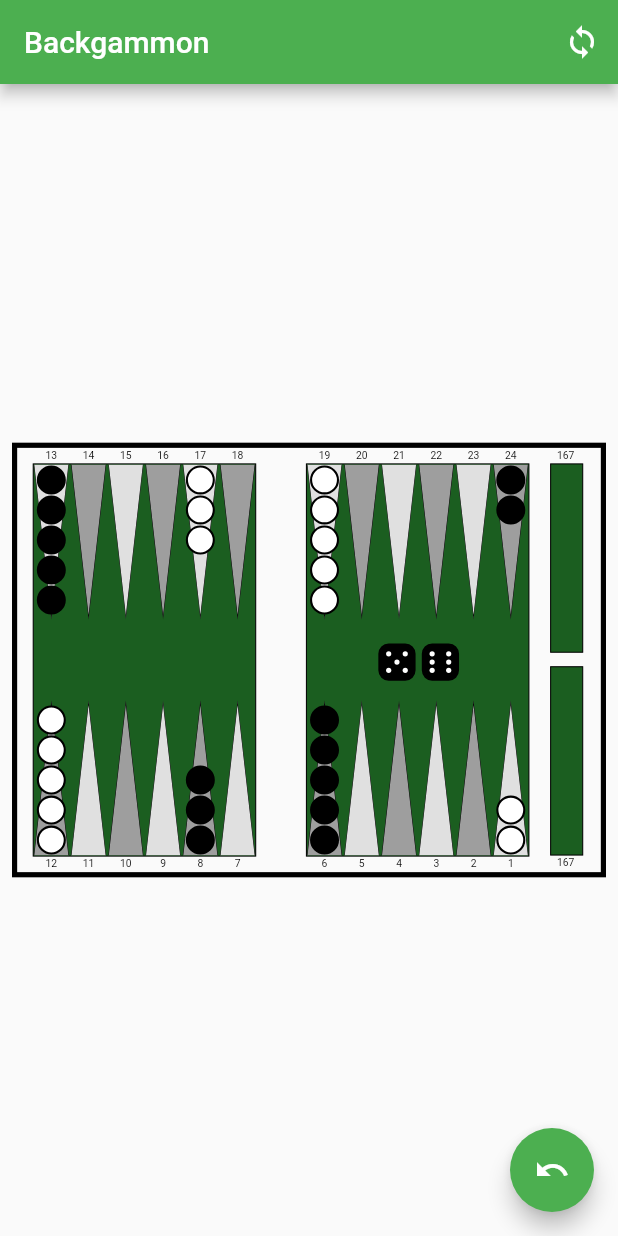
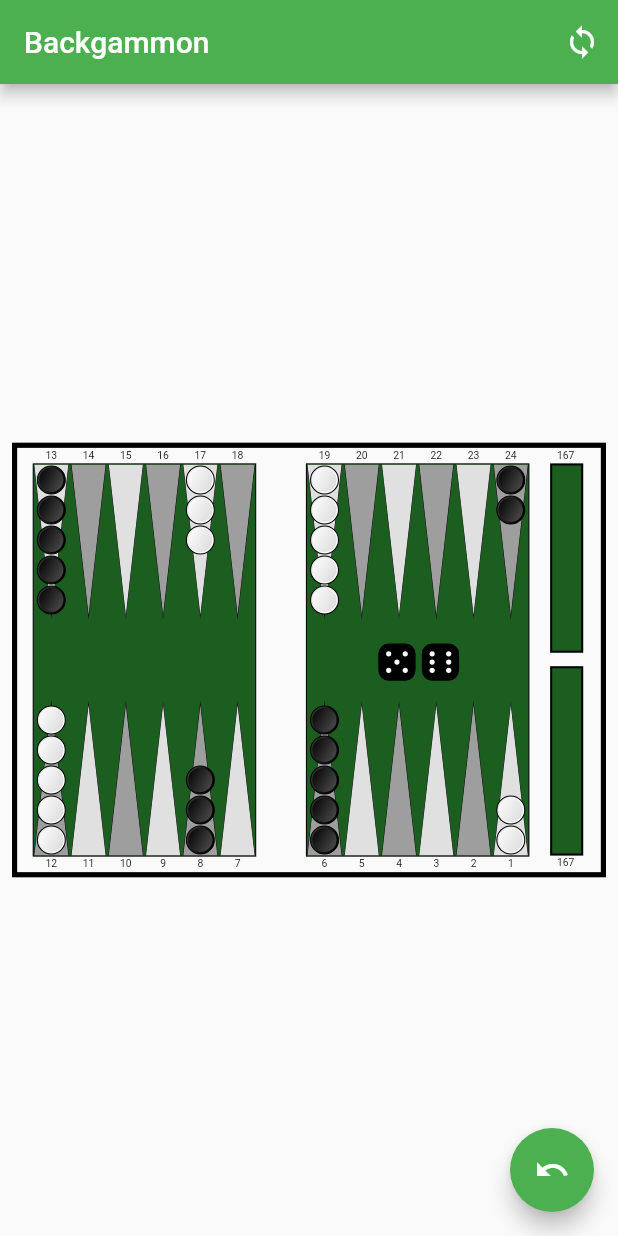
Before and after one commit to csells/fibscli, a Flutter app: the screen it shows after launch, on a phone screen of 412 x 824 dp. Run offline on Flutter 3.47's test engine with Material 2 defaults, Android fonts, the phone set to English and light mode, and no system bars; our stand-ins replace dartx, shared_preferences; missing offline and left inert: trotter; statements that could not run were skipped.

Commit message:
bearing off and gradient pieces

```diff
--- a/lib/game_play_page.dart
+++ b/lib/game_play_page.dart
@@ -92,7 +92,7 @@ class GameView extends StatefulWidget {
 class _GameViewState extends State<GameView> {
   final _game = GammonState();
   var _legalMoves = <GammonMove>[];
-  int _fromPip = null;
+  int _fromPip;
 
   @override
   void initState() {
@@ -160,16 +160,30 @@ class _GameViewState extends State<GameView> {
                       // player1 home
                       Positioned.fromRect(
                         rect: Rect.fromLTWH(520, 216, 32, 183),
-                        child: Container(
-                          decoration: BoxDecoration(color: Colors.green[900], border: Border.all(color: Colors.black)),
+                        child: GestureDetector(
+                          onTap: () => _homeTap(Player.one),
+                          child: Container(
+                            decoration: BoxDecoration(
+                              color: Colors.green[900],
+                              border: Border.all(
+                                  color: _highlightHome(Player.one) ? Colors.yellow : Colors.black, width: 2),
+                            ),
+                          ),
                         ),
                       ),
 
                       // player2 home
                       Positioned.fromRect(
                         rect: Rect.fromLTWH(520, 20, 32, 183),
-                        child: Container(
-                          decoration: BoxDecoration(color: Colors.green[900], border: Border.all(color: Colors.black)),
+                        child: GestureDetector(
+                          onTap: () => _homeTap(Player.two),
+                          child: Container(
+                            decoration: BoxDecoration(
+                              color: Colors.green[900],
+                              border: Border.all(
+                                  color: _highlightHome(Player.two) ? Colors.yellow : Colors.black, width: 2),
+                            ),
+                          ),
                         ),
                       ),
 
@@ -188,8 +202,8 @@ class _GameViewState extends State<GameView> {
                           child: GestureDetector(
                             onTap: GammonRules.signFor(_game.turnPlayer) != layout.pieceId.sign
                                 ? null
-                                : () =>
-                                    _pieceTap(layout.pipNo == 0 ? GammonRules.barFor(_game.turnPlayer) : layout.pipNo),
+                                : () => _pieceTap(
+                                    layout.pipNo == 0 ? GammonRules.barPipNoFor(_game.turnPlayer) : layout.pipNo),
                             child: PieceView(layout: layout),
                           ),
                         ),
@@ -237,6 +251,8 @@ class _GameViewState extends State<GameView> {
     });
   }
 
+  void _homeTap(Player player) => _move(GammonRules.homePipNoFor(player));
+
   void _pipTap(int toPip) => _move(toPip);
 
   void _move(int toEndPip) {
@@ -249,7 +265,7 @@ class _GameViewState extends State<GameView> {
       var fromPip = _fromPip;
       for (final hop in hops) {
         final toPip = fromPip + hop;
-        _game.doMoveOrHit(fromPipNo: fromPip, toPipNo: toPip);
+        _game.doMoveHitOrBearOff(fromPipNo: fromPip, toPipNo: toPip);
         fromPip = toPip;
       }
     }
@@ -265,4 +281,9 @@ class _GameViewState extends State<GameView> {
     // can't go to the next turn until there are no more available dice
     if (_game.dice.every((d) => !d.available)) _game.nextTurn();
   }
+
+  bool _highlightHome(Player player) {
+    final homePipNo = GammonRules.homePipNoFor(player);
+    return _legalMoves.any((m) => m.toPipNo == homePipNo);
+  }
 }
--- a/lib/pieces.dart
+++ b/lib/pieces.dart
@@ -3,8 +3,14 @@ import 'package:fibscli/model.dart';
 import 'package:flutter/material.dart';
 
 class PieceView extends StatelessWidget {
+  static final _pieceColors = [
+    [Colors.grey[800], Colors.black],
+    [Colors.grey[300], Colors.white]
+  ];
+
+  final List<Color> _colors;
   final PieceLayout layout;
-  const PieceView({@required this.layout});
+  PieceView({@required this.layout}) : _colors = _pieceColors[layout.pieceId.sign == -1 ? 0 : 1];
 
   @override
   Widget build(BuildContext context) => layout.edge
@@ -16,18 +22,42 @@ class PieceView extends StatelessWidget {
         )
       : Container(
           decoration: BoxDecoration(
-            color: layout.pieceId.sign == -1 ? Colors.black : Colors.white,
             shape: BoxShape.circle,
-            border: Border.all(color: layout.highlight ? Colors.yellow : Colors.black, width: 2),
+            gradient: LinearGradient(
+              begin: Alignment.topLeft,
+              colors: [_colors[0], _colors[1]],
+            ),
+            border: Border.all(color: layout.highlight ? Colors.yellow : Colors.black, width: 1),
           ),
           child: Center(
-            child: Text(
-              layout.label,
-              textAlign: TextAlign.center,
-              style: TextStyle(color: layout.pieceId.sign == -1 ? Colors.white : Colors.black),
+            child: FractionallySizedBox(
+              widthFactor: .90,
+              child: Container(
+                decoration: BoxDecoration(
+                  shape: BoxShape.circle,
+                  gradient: LinearGradient(
+                    begin: Alignment.topLeft,
+                    colors: [_colors[1], _colors[0]],
+                  ),
+                ),
+              ),
             ),
           ),
         );
+  // : Container(
+  //     decoration: BoxDecoration(
+  //       color: layout.pieceId.sign == -1 ? Colors.black : Colors.white,
+  //       shape: BoxShape.circle,
+  //       border: Border.all(color: layout.highlight ? Colors.yellow : Colors.black, width: 2),
+  //     ),
+  //     child: Center(
+  //       child: Text(
+  //         layout.label,
+  //         textAlign: TextAlign.center,
+  //         style: TextStyle(color: layout.pieceId.sign == -1 ? Colors.white : Colors.black),
+  //       ),
+  //     ),
+  //   );
 }
 
 class PieceLayout {
@@ -102,7 +132,7 @@ class PieceLayout {
     // draw the pieces on the bar
     for (final player in Player.values) {
       final sign = GammonRules.signFor(player);
-      final bar = GammonRules.barFor(player);
+      final bar = GammonRules.barPipNoFor(player);
       final pieces = pips[bar].where((p) => p.sign == sign).toList();
       final pieceCount = pieces.length;
       for (var i = 0; i != pieceCount; ++i) {
@@ -117,7 +147,7 @@ class PieceLayout {
     // draw the pieces in their homes
     for (final player in Player.values) {
       final sign = GammonRules.signFor(player);
-      final pieces = pips[GammonRules.homeFor(player)].where((p) => p.sign == sign).toList();
+      final pieces = pips[GammonRules.homePipNoFor(player)].where((p) => p.sign == sign).toList();
       final pieceCount = pieces.length;
       for (var i = 0; i != pieceCount; ++i) {
         final pieceId = pieces[i];
```
Also changed, not shown: lib/model.dart (+51 -32 lines), 1 other file.
